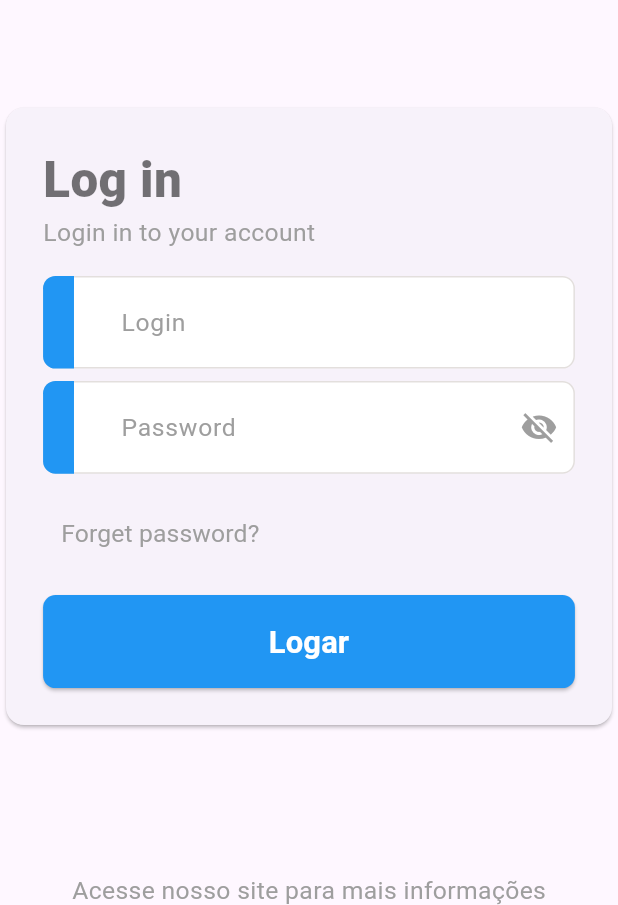
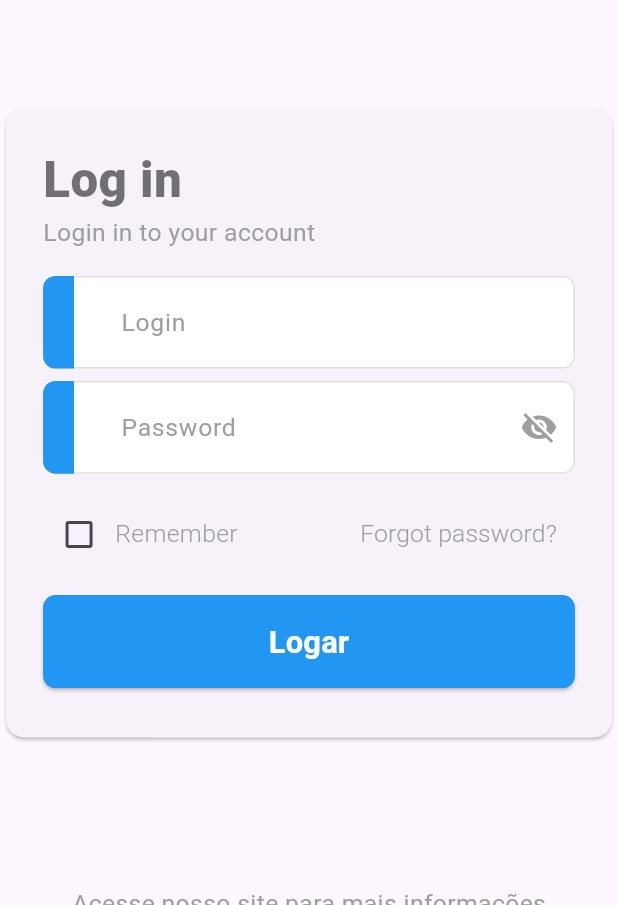
Before and after one commit to Vanbersson/Concierge, a Flutter app: the screen it shows after launch, on a phone screen of 412 x 824 dp, the part 331-1236 px from its top. Run offline on Flutter 3.47's test engine with Material 3 defaults, Android fonts, the phone set to English and light mode, and no system bars; our stand-ins replace dio.

Commit message:
login screen fix

```diff
--- a/app_concierge/lib/screens/login_screen.dart
+++ b/app_concierge/lib/screens/login_screen.dart
@@ -1,5 +1,8 @@
 import 'package:app_concierge/utils/components/myTextFormField.dart';
 import 'package:flutter/material.dart';
+
+import '../models/user.dart';
+import '../services/api/login_api.dart';
 
 class LoginScreen extends StatefulWidget {
   const LoginScreen({super.key});
@@ -11,6 +14,22 @@ class LoginScreen extends StatefulWidget {
 class _LoginScreenState extends State<LoginScreen> {
   final loginKey = GlobalKey<FormFieldState>();
   final passwordKey = GlobalKey<FormFieldState>();
+
+  var loginController = TextEditingController();
+  var passwordController = TextEditingController();
+
+  ValueNotifier<bool>? isRememberPassword = ValueNotifier(false);
+
+ void login() async{
+    var user = User();
+    user.login = loginController.text;
+    user.password = passwordController.text;
+
+
+    var login = LoginApi();
+    login.login(user);
+
+  }
 
   @override
   Widget build(BuildContext context) {
@@ -29,15 +48,12 @@ class _LoginScreenState extends State<LoginScreen> {
                   Text(
                     'AutoPoint',
                     style: TextStyle(
-
-                      fontSize: smallerSize * 0.14,
-                      fontWeight: FontWeight.w600,
-                      foreground: Paint()
-                      ..style = PaintingStyle.stroke
-                      ..strokeWidth = 4
-                      ..color = Colors.grey
-
-                    ),
+                        fontSize: smallerSize * 0.14,
+                        fontWeight: FontWeight.w600,
+                        foreground: Paint()
+                          ..style = PaintingStyle.stroke
+                          ..strokeWidth = 4
+                          ..color = Colors.grey),
                   ),
                   Text(
                     'Welcome',
@@ -88,40 +104,38 @@ class _LoginScreenState extends State<LoginScreen> {
                           ),
                         ],
                       ),
+
                       SizedBox(
                         height: smallerSize * 0.04,
                       ),
                       //Login
                       MyTextFormField(
-                        myContext: context,
                         smallerSize: smallerSize,
                         myHintText: 'Login',
+                        myControler: loginController,
                         myKey: loginKey,
                         myBorderRadius: smallerSize * 0.02,
                         myPrefixIcon: const Icon(Icons.person),
                         myTextInputAction: TextInputAction.next,
                         mykeyboardType: TextInputType.emailAddress,
                         isPassword: false,
-                        response: (value) {},
-                        valid: (value) {},
                       ),
+
                       SizedBox(
                         height: smallerSize * 0.02,
                       ),
 
                       //Pasword
                       MyTextFormField(
-                        myContext: context,
                         smallerSize: smallerSize,
                         myHintText: 'Password',
+                        myControler: passwordController,
                         myKey: passwordKey,
                         myBorderRadius: smallerSize * 0.02,
                         myPrefixIcon: const Icon(Icons.person),
                         myTextInputAction: TextInputAction.done,
                         mykeyboardType: TextInputType.emailAddress,
                         isPassword: true,
-                        response: (value) {},
-                        valid: (value) {},
                       ),
 
                       SizedBox(
@@ -129,15 +143,45 @@ class _LoginScreenState extends State<LoginScreen> {
                       ),
 
                       Row(
+                        mainAxisAlignment: MainAxisAlignment.spaceBetween,
                         children: [
+                          //Remember password
+                          Row(
+                            children: [
+                              ValueListenableBuilder(
+                                valueListenable: isRememberPassword!,
+                                builder: (context, bool? isCheck, child) =>
+                                    Checkbox(
+                                  value: isCheck,
+                                  onChanged: (bool? value) {
+                                    if (value != null) {
+                                      isRememberPassword!.value = value;
+                                    }
+                                  },
+                                ),
+                              ),
+                              GestureDetector(
+                                onTap: () => isRememberPassword!.value =
+                                    !isRememberPassword!.value,
+                                child: Text(
+                                  'Remember',
+                                  style: TextStyle(
+                                      color: Colors.grey,
+                                      fontSize: smallerSize * 0.04,
+                                      fontWeight: FontWeight.w300),
+                                ),
+                              ),
+                            ],
+                          ),
+                          //Forgot Password
                           TextButton(
                             onPressed: () {},
                             child: Text(
-                              'Forget password?',
+                              'Forgot password?',
                               style: TextStyle(
                                   color: Colors.grey,
                                   fontSize: smallerSize * 0.04,
-                                  fontWeight: FontWeight.w400),
+                                  fontWeight: FontWeight.w300),
                             ),
                           ),
                         ],
@@ -150,7 +194,17 @@ class _LoginScreenState extends State<LoginScreen> {
                       SizedBox(
                         width: smallerSize,
                         child: ElevatedButton(
-                          onPressed: () {},
+                          onPressed: ()  {
+                            //Valid Fields
+                            if (loginKey.currentState!.validate() &&
+                                passwordKey.currentState!.validate()) {
+                              //Reset validation
+                              loginKey.currentState!.reset();
+                              passwordKey.currentState!.reset();
+
+                              login();
+                            } else {}
+                          },
                           style: ElevatedButton.styleFrom(
                             backgroundColor: Colors.blue,
                             padding: EdgeInsets.symmetric(
@@ -169,7 +223,7 @@ class _LoginScreenState extends State<LoginScreen> {
                         ),
                       ),
                       SizedBox(
-                        height: smallerSize * 0.06,
+                        height: smallerSize * 0.08,
                       ),
                     ],
                   ),
--- a/app_concierge/lib/utils/components/myTextFormField.dart
+++ b/app_concierge/lib/utils/components/myTextFormField.dart
@@ -1,138 +1,147 @@
+// ignore_for_file: file_names, must_be_immutable
+
 import 'package:flutter/material.dart';
 
-// ignore: must_be_immutable
-class MyTextFormField extends StatefulWidget {
-  BuildContext myContext;
+class MyTextFormField extends StatelessWidget {
   double smallerSize;
   String myHintText;
+  TextEditingController myControler;
   Key myKey;
   Icon myPrefixIcon;
   double myBorderRadius;
   bool isPassword;
   TextInputAction myTextInputAction;
   TextInputType mykeyboardType;
-  Function response;
-  Function valid;
 
-  MyTextFormField(
-      {super.key,
-      required this.myContext,
+  MyTextFormField({
+    super.key,
     required this.smallerSize,
     required this.myHintText,
+    required this.myControler,
     required this.myKey,
     required this.myPrefixIcon,
     required this.myBorderRadius,
     required this.isPassword,
     required this.myTextInputAction,
     required this.mykeyboardType,
-      required this.response,
-      required this.valid});
+  });
 
-  @override
-  State<MyTextFormField> createState() => _MyTextFormFieldState();
-}
-
-class _MyTextFormFieldState extends State<MyTextFormField> {
-  bool showPassword = false;
+  final passwordChange = PasswordChange();
 
   @override
   Widget build(BuildContext context) {
     return Container(
         decoration: BoxDecoration(
-        borderRadius: BorderRadius.circular(widget.myBorderRadius),
+          borderRadius: BorderRadius.circular(myBorderRadius),
         ),
-      child: TextFormField(
-        key: widget.myKey,
-        textInputAction: widget.myTextInputAction,
-        keyboardType: widget.mykeyboardType,
-        obscureText: widget.isPassword ? showPassword : false,
-        onChanged: (value) {
-          widget.response(value);
-        },
-        validator: (value) {
+        child: ListenableBuilder(
+          listenable: passwordChange,
+          builder: (context, child) {
+            return TextFormField(
+              controller: myControler,
+              key: myKey,
+              textInputAction: myTextInputAction,
+              keyboardType: mykeyboardType,
+              obscureText: isPassword ? passwordChange.visiblePassword : false,
+              validator: (String? value) {
+                if (isPassword) {
                   if (value == null || value.trim().isEmpty) {
-            return null;
+                    return "Invalid password!";
+                  }
+                } else {
+                  if (value == null || value.trim().isEmpty) {
+                    return "Invalid login!";
+                  }
                 }
 
-          return value;
+                return null;
               },
-        onTapOutside: (event) => FocusScope.of(widget.myContext).unfocus(),
+              onTapOutside: (event) => FocusScope.of(context).unfocus(),
               style: TextStyle(
                   color: Colors.black54,
-            fontSize: widget.smallerSize * 0.04,
+                  fontSize: smallerSize * 0.04,
                   fontWeight: FontWeight.w400),
               decoration: InputDecoration(
-          hintText: widget.myHintText,
+                hintText: myHintText,
                 hintStyle: TextStyle(
                     color: Colors.grey,
-              fontSize: widget.smallerSize * 0.04,
+                    fontSize: smallerSize * 0.04,
                     fontWeight: FontWeight.w400),
                 fillColor: Colors.white,
                 filled: true,
                 prefixIcon: SizedBox(
-            width: widget.smallerSize * 0.1,
+                  width: smallerSize * 0.1,
                   child: Row(
                     children: [
                       Container(
-                  height: widget.smallerSize * 0.15,
-                  width: widget.smallerSize * 0.05,
+                        height: smallerSize * 0.15,
+                        width: smallerSize * 0.05,
                         decoration: BoxDecoration(
                           color: Colors.blue,
                           borderRadius: BorderRadius.only(
-                      bottomLeft: Radius.circular(widget.myBorderRadius),
-                      topLeft: Radius.circular(widget.myBorderRadius),
+                            bottomLeft: Radius.circular(myBorderRadius),
+                            topLeft: Radius.circular(myBorderRadius),
                           ),
                         ),
                       ),
                     ],
                   ),
                 ),
-          suffixIcon: widget.isPassword
+                suffixIcon: isPassword
                     ? GestureDetector(
                         child: Icon(
-                    showPassword == false
+                          passwordChange.visiblePassword
                               ? Icons.visibility_off
                               : Icons.visibility,
                           color: Colors.grey,
                           size: 25,
                         ),
                         onTap: () {
-                    setState(() {
-                      showPassword = !showPassword;
-                    });
+                          passwordChange
+                              .showPassword(!passwordChange.visiblePassword);
                         },
                       )
                     : const SizedBox(),
                 enabledBorder: OutlineInputBorder(
-            borderRadius: BorderRadius.circular(widget.myBorderRadius),
+                  borderRadius: BorderRadius.circular(myBorderRadius),
                   borderSide: const BorderSide(
                     width: 1,
                     color: Color.fromARGB(90, 175, 165, 159),
                   ),
                 ),
                 focusedBorder: OutlineInputBorder(
-            borderRadius: BorderRadius.circular(widget.myBorderRadius),
+                  borderRadius: BorderRadius.circular(myBorderRadius),
                   borderSide: const BorderSide(
                     width: 1,
                     color: Color.fromARGB(90, 175, 165, 159),
                   ),
                 ),
                 focusedErrorBorder: OutlineInputBorder(
-            borderRadius: BorderRadius.circular(widget.myBorderRadius),
+                  borderRadius: BorderRadius.circular(myBorderRadius),
                   borderSide: const BorderSide(
                     width: 1,
                     color: Colors.red,
                   ),
                 ),
                 errorBorder: OutlineInputBorder(
-            borderRadius: BorderRadius.circular(widget.myBorderRadius),
+                  borderRadius: BorderRadius.circular(myBorderRadius),
                   borderSide: const BorderSide(
                     width: 1,
                     color: Colors.red,
                   ),
                 ),
               ),
-      ),
             );
+          },
+        ));
   }
 }
+
+class PasswordChange extends ChangeNotifier {
+  bool visiblePassword = true;
+
+  showPassword(bool show) {
+    visiblePassword = show;
+    notifyListeners();
+  }
+}
```
Also changed, not shown: app_concierge/lib/services/api/login_api.dart (+10 -7 lines). Lines whose indentation alone changed are shown as unchanged.
